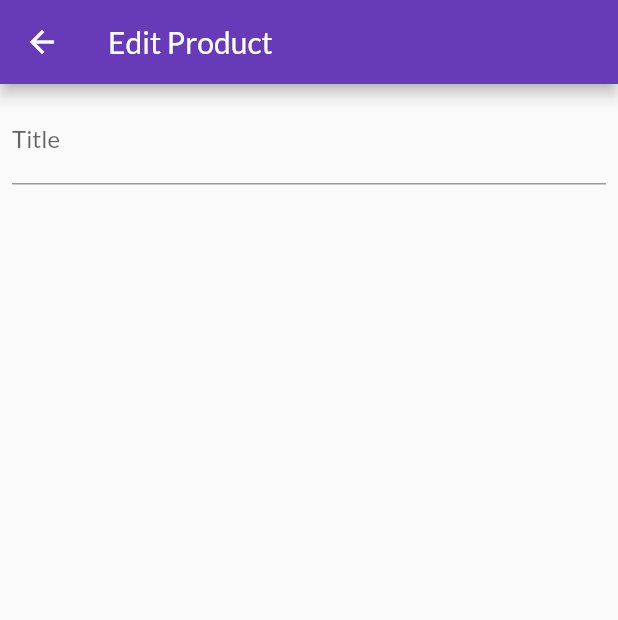
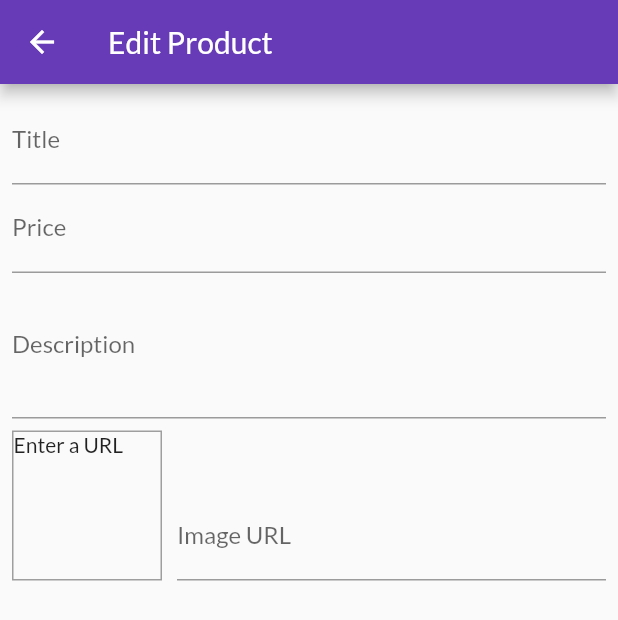
Before and after one commit to igunawardana/flutter-play, a Flutter app: the EditProductScreen screen opened by its route, on a phone screen of 412 x 824 dp. Shown: the top 620 px of the screen. Run offline on Flutter 3.47's test engine with Material 2 defaults, Android fonts, the phone set to English and light mode, and no system bars; network calls fail.

Commit message:
submitting text and mimages

```diff
--- a/my_shop/lib/screens/edit_product_screen.dart
+++ b/my_shop/lib/screens/edit_product_screen.dart
@@ -8,6 +8,35 @@ class EditProductScreen extends StatefulWidget {
 }
 
 class _EditProductScreenState extends State<EditProductScreen> {
+  final _priceFocusNode = FocusNode();
+  final _descriptionFocusNode = FocusNode();
+  final _imageUrlFocusNode = FocusNode();
+  final _imageUrlController = TextEditingController();
+
+  @override
+  void initState() {
+    _imageUrlFocusNode.addListener(_updateImageUrl);
+    super.initState();
+  }
+
+  @override
+  void dispose() {
+    _imageUrlFocusNode.removeListener(_updateImageUrl);
+    _priceFocusNode.dispose();
+    _descriptionFocusNode.dispose();
+    _imageUrlController.dispose();
+    _imageUrlFocusNode.dispose();
+    super.dispose();
+  }
+
+  void _updateImageUrl() {
+    if(!_imageUrlFocusNode.hasFocus){
+      setState(() {
+
+      });
+    }
+  }
+
   @override
   Widget build(BuildContext context) {
     return Scaffold(
@@ -22,10 +51,59 @@ class _EditProductScreenState extends State<EditProductScreen> {
               TextFormField(
                 decoration: InputDecoration(
                     labelText: 'Title',
-                    hintText:
-                        'Input a title for your product to display in the view'),
+                    hintText: 'Input a title for your product'),
                 textInputAction: TextInputAction.next,
+                onFieldSubmitted: (value) {
+                  FocusScope.of(context).requestFocus(_priceFocusNode);
+                },
               ),
+              TextFormField(
+                decoration: InputDecoration(
+                    labelText: 'Price',
+                    hintText: 'Input the price for an item'),
+                textInputAction: TextInputAction.next,
+                keyboardType: TextInputType.number,
+                focusNode: _priceFocusNode,
+                onFieldSubmitted: (value) {
+                  FocusScope.of(context).requestFocus(_descriptionFocusNode);
+                },
+              ),
+              TextFormField(
+                decoration: InputDecoration(
+                    labelText: 'Description',
+                    hintText: 'Enter the description'),
+                maxLines: 3,
+                keyboardType: TextInputType.multiline,
+                focusNode: _descriptionFocusNode,
+              ),
+              Row(
+                crossAxisAlignment: CrossAxisAlignment.end,
+                children: <Widget>[
+                  Container(
+                    height: 100,
+                    width: 100,
+                    margin: EdgeInsets.only(top: 8, right: 10),
+                    decoration: BoxDecoration(
+                      border: Border.all(width: 1, color: Colors.grey),
+                    ),
+                    child: _imageUrlController.text.isEmpty
+                        ? Text('Enter a URL')
+                        : FittedBox(
+                            child: Image.network(_imageUrlController.text),
+                            fit: BoxFit.cover,
+                          ),
+                  ),
+                  Expanded(
+                    child: TextFormField(
+                      decoration: InputDecoration(labelText: 'Image URL'),
+                      keyboardType: TextInputType.url,
+                      textInputAction: TextInputAction.done,
+                      controller: _imageUrlController,
+                      focusNode: _imageUrlFocusNode,
+                    ),
+                  ),
+                ],
+              )
             ],
           ),
         ),
```
